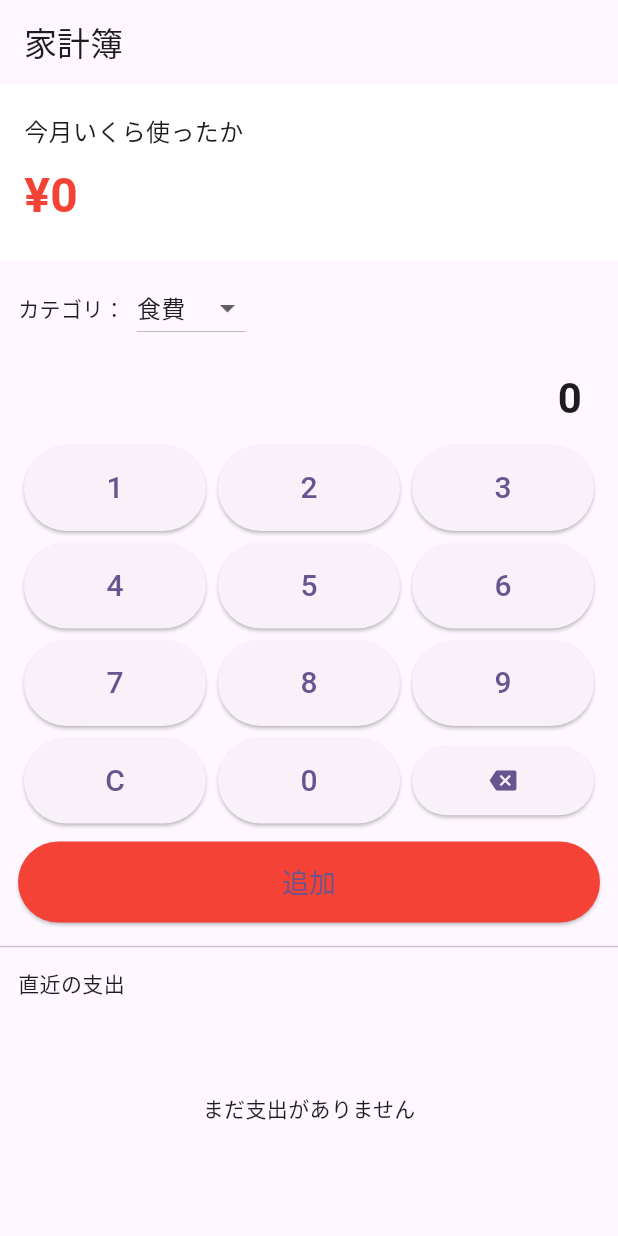
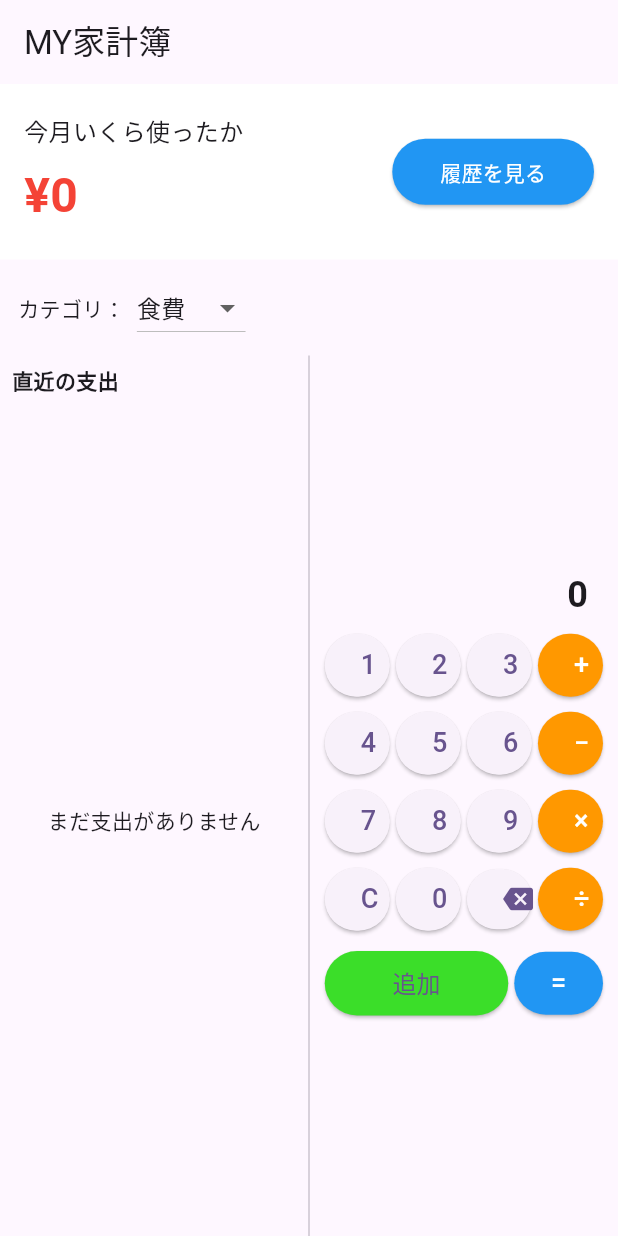
Before and after one commit to takanokei01/kakeibo, a Flutter app: the screen it shows after launch, on a phone screen of 412 x 824 dp. Run offline on Flutter 3.47's test engine with Material 3 defaults, Android fonts, the phone set to English and light mode, and no system bars.

Commit message:
キーパッドを右側に直近の支出を左側に置きました　過去の履歴を画面遷移して見れるようにしました

```diff
--- a/kakeibo_flutter/lib/MainPageWidget.dart
+++ b/kakeibo_flutter/lib/MainPageWidget.dart
@@ -1,6 +1,7 @@
 import 'package:flutter/material.dart';
 import 'package:sample/models/expense.dart';
 import 'package:sample/widgets/num_pad.dart';
+import 'package:sample/screens/history_screen.dart';
 
 class MainPageWidget extends StatefulWidget {
   @override
@@ -42,7 +43,7 @@ class _MainPageWidget extends State<MainPageWidget> {
   @override
   Widget build(BuildContext context) {
     return Scaffold(
-      appBar: AppBar(title: const Text('家計簿')),
+      appBar: AppBar(title: const Text('MY家計簿')),
       body: SafeArea(
         child: Column(
           children: [
@@ -51,12 +52,32 @@ class _MainPageWidget extends State<MainPageWidget> {
               width: double.infinity,
               color: Colors.white,
               padding: const EdgeInsets.symmetric(vertical: 20, horizontal: 16),
-              child: Column(
+              child: Row(
+                mainAxisAlignment: MainAxisAlignment.spaceBetween,
+                children: [
+                  Column(
                     crossAxisAlignment: CrossAxisAlignment.start,
                     children: [
                       const Text('今月いくら使ったか', style: TextStyle(fontSize: 16)),
                       const SizedBox(height: 8),
                       Text('¥${_monthTotal.toString()}', style: const TextStyle(fontSize: 32, fontWeight: FontWeight.bold, color: Colors.red)),
+                    ],
+                  ),
+                  ElevatedButton(
+                    onPressed: () {
+                      Navigator.push(
+                        context,
+                        MaterialPageRoute(
+                          builder: (context) => HistoryScreen(expenses: _expenses),
+                        ),
+                      );
+                    },
+                    style: ElevatedButton.styleFrom(backgroundColor: Colors.blue),
+                    child: const Padding(
+                      padding: EdgeInsets.symmetric(vertical: 12.0, horizontal: 8.0),
+                      child: Text('履歴を見る', style: TextStyle(color: Colors.white, fontSize: 14)),
+                    ),
+                  ),
                 ],
               ),
             ),
@@ -82,21 +103,19 @@ class _MainPageWidget extends State<MainPageWidget> {
               ),
             ),
 
-            // テンキー（高さを柔軟にしてオーバーフローを防ぐ）
-            Flexible(
-              flex: 3,
-              child: Padding(
-                padding: const EdgeInsets.symmetric(horizontal: 12.0),
-                child: NumPad(onSubmit: _addExpense),
-              ),
-            ),
-
-            const Divider(),
-
-            // 直近支出リスト
+            // 左右分割：左に直近支出リスト、右にテンキー
+            Expanded(
+              child: Row(
+                children: [
+                  // 左側：直近支出リスト
+                  Expanded(
+                    flex: 1,
+                    child: Column(
+                      crossAxisAlignment: CrossAxisAlignment.start,
+                      children: [
                         const Padding(
-              padding: EdgeInsets.symmetric(horizontal: 12.0, vertical: 6.0),
-              child: Align(alignment: Alignment.centerLeft, child: Text('直近の支出')),
+                          padding: EdgeInsets.symmetric(horizontal: 8.0, vertical: 6.0),
+                          child: Text('直近の支出', style: TextStyle(fontWeight: FontWeight.bold)),
                         ),
                         Expanded(
                           child: _expenses.isEmpty
@@ -112,13 +131,14 @@ class _MainPageWidget extends State<MainPageWidget> {
                                       background: Container(
                                         color: Colors.red,
                                         alignment: Alignment.centerRight,
-                            padding: const EdgeInsets.only(right: 20),
-                            child: const Icon(Icons.delete, color: Colors.white),
+                                        padding: const EdgeInsets.only(right: 10),
+                                        child: const Icon(Icons.delete, color: Colors.white, size: 20),
                                       ),
                                       child: ListTile(
-                            title: Text(e.category),
-                            subtitle: Text('${e.date.year}/${e.date.month}/${e.date.day}'),
-                            trailing: Text('¥${e.amount}'),
+                                        dense: true,
+                                        title: Text(e.category, style: const TextStyle(fontSize: 12)),
+                                        subtitle: Text('${e.date.month}/${e.date.day}', style: const TextStyle(fontSize: 10)),
+                                        trailing: Text('¥${e.amount}', style: const TextStyle(fontSize: 11, fontWeight: FontWeight.bold)),
                                       ),
                                     );
                                   },
@@ -127,6 +147,23 @@ class _MainPageWidget extends State<MainPageWidget> {
                       ],
                     ),
                   ),
+
+                  const VerticalDivider(width: 1),
+
+                  // 右側：テンキー
+                  Expanded(
+                    flex: 1,
+                    child: Padding(
+                      padding: const EdgeInsets.symmetric(horizontal: 8.0),
+                      child: NumPad(onSubmit: _addExpense),
+                    ),
+                  ),
+                ],
+              ),
+            )
+          ],
+        ),
+      ),
     );
   }
 }
--- a/kakeibo_flutter/lib/widgets/num_pad.dart
+++ b/kakeibo_flutter/lib/widgets/num_pad.dart
@@ -10,12 +10,55 @@ class NumPad extends StatefulWidget {
 
 class _NumPadState extends State<NumPad> {
   String _input = '';
+  String _previousValue = '';
+  String _operator = '';
+  bool _shouldResetInput = false;
 
   void _append(String s) {
     setState(() {
-      // avoid leading zeros
+      if (_shouldResetInput) {
+        _input = s;
+        _shouldResetInput = false;
+      } else {
         if (_input == '0') _input = s;
         else _input = (_input + s).replaceFirst(RegExp(r'^0+'), '');
+      }
+    });
+  }
+
+  void _setOperator(String op) {
+    if (_input.isEmpty) return;
+    _previousValue = _input;
+    _operator = op;
+    _shouldResetInput = true;
+  }
+
+  void _calculate() {
+    if (_input.isEmpty || _previousValue.isEmpty || _operator.isEmpty) return;
+    final prev = int.tryParse(_previousValue) ?? 0;
+    final curr = int.tryParse(_input) ?? 0;
+    int result = 0;
+
+    switch (_operator) {
+      case '+':
+        result = prev + curr;
+        break;
+      case '−':
+        result = prev - curr;
+        break;
+      case '×':
+        result = prev * curr;
+        break;
+      case '÷':
+        result = curr != 0 ? (prev ~/ curr) : 0;
+        break;
+    }
+
+    setState(() {
+      _input = result.toString();
+      _previousValue = '';
+      _operator = '';
+      _shouldResetInput = true;
     });
   }
 
@@ -28,6 +71,9 @@ class _NumPadState extends State<NumPad> {
   void _clear() {
     setState(() {
       _input = '';
+      _previousValue = '';
+      _operator = '';
+      _shouldResetInput = false;
     });
   }
 
@@ -43,12 +89,28 @@ class _NumPadState extends State<NumPad> {
   Widget _btn(String label, {VoidCallback? onTap}) {
     return Expanded(
       child: Padding(
-        padding: const EdgeInsets.all(4.0),
+        padding: const EdgeInsets.all(2.0),
         child: ElevatedButton(
           onPressed: onTap ?? () => _append(label),
           child: Padding(
-            padding: const EdgeInsets.symmetric(vertical: 14.0),
-            child: Text(label, style: const TextStyle(fontSize: 20)),
+            padding: const EdgeInsets.symmetric(vertical: 8.0),
+            child: Text(label, style: const TextStyle(fontSize: 18)),
+          ),
+        ),
+      ),
+    );
+  }
+
+  Widget _opBtn(String label, void Function() onTap) {
+    return Expanded(
+      child: Padding(
+        padding: const EdgeInsets.all(2.0),
+        child: ElevatedButton(
+          onPressed: onTap,
+          style: ElevatedButton.styleFrom(backgroundColor: Colors.orange),
+          child: Padding(
+            padding: const EdgeInsets.symmetric(vertical: 8.0),
+            child: Text(label, style: const TextStyle(fontSize: 18, color: Colors.white)),
           ),
         ),
       ),
@@ -57,42 +119,44 @@ class _NumPadState extends State<NumPad> {
 
   @override
   Widget build(BuildContext context) {
-    return SingleChildScrollView(
-      child: Column(
+    return Column(
       mainAxisSize: MainAxisSize.min,
       children: [
         Container(
-          padding: const EdgeInsets.symmetric(vertical: 8, horizontal: 12),
+          padding: const EdgeInsets.symmetric(vertical: 4, horizontal: 12),
           alignment: Alignment.centerRight,
           child: Text(
             _input.isEmpty ? '0' : _input,
-            style: const TextStyle(fontSize: 28, fontWeight: FontWeight.bold),
+            style: const TextStyle(fontSize: 24, fontWeight: FontWeight.bold),
           ),
         ),
         Row(children: [
           _btn('1'),
           _btn('2'),
           _btn('3'),
+          _opBtn('+', () => _setOperator('+')),
         ]),
         Row(children: [
           _btn('4'),
           _btn('5'),
           _btn('6'),
+          _opBtn('−', () => _setOperator('−')),
         ]),
         Row(children: [
           _btn('7'),
           _btn('8'),
           _btn('9'),
+          _opBtn('×', () => _setOperator('×')),
         ]),
         Row(children: [
           Expanded(
             child: Padding(
-              padding: const EdgeInsets.all(4.0),
+              padding: const EdgeInsets.all(2.0),
               child: ElevatedButton(
                 onPressed: _clear,
                 child: const Padding(
-                  padding: EdgeInsets.symmetric(vertical: 14.0),
-                  child: Text('C', style: TextStyle(fontSize: 20)),
+                  padding: EdgeInsets.symmetric(vertical: 8.0),
+                  child: Text('C', style: TextStyle(fontSize: 18)),
                 ),
               ),
             ),
@@ -100,33 +164,50 @@ class _NumPadState extends State<NumPad> {
           _btn('0'),
           Expanded(
             child: Padding(
-              padding: const EdgeInsets.all(4.0),
+              padding: const EdgeInsets.all(2.0),
               child: ElevatedButton(
                 onPressed: _backspace,
                 child: const Padding(
-                  padding: EdgeInsets.symmetric(vertical: 14.0),
-                  child: Icon(Icons.backspace),
+                  padding: EdgeInsets.symmetric(vertical: 8.0),
+                  child: Icon(Icons.backspace, size: 20),
                 ),
               ),
             ),
           ),
+          _opBtn('÷', () => _setOperator('÷')),
         ]),
-        Padding(
-          padding: const EdgeInsets.symmetric(vertical: 8.0),
+        Row(children: [
+          Expanded(
+            flex: 2,
+            child: Padding(
+              padding: const EdgeInsets.symmetric(vertical: 6.0, horizontal: 2.0),
               child: SizedBox(
-            width: double.infinity,
                 child: ElevatedButton(
                   onPressed: _submit,
-              style: ElevatedButton.styleFrom(backgroundColor: Colors.red),
+                  style: ElevatedButton.styleFrom(backgroundColor: const Color.fromARGB(255, 59, 222, 41)),
                   child: const Padding(
-                padding: EdgeInsets.symmetric(vertical: 14.0),
-                child: Text('追加', style: TextStyle(fontSize: 18)),
+                    padding: EdgeInsets.symmetric(vertical: 10.0),
+                    child: Text('追加', style: TextStyle(fontSize: 16)),
+                  ),
+                ),
+              ),
+            ),
+          ),
+          Expanded(
+            child: Padding(
+              padding: const EdgeInsets.all(2.0),
+              child: ElevatedButton(
+                onPressed: _calculate,
+                style: ElevatedButton.styleFrom(backgroundColor: Colors.blue),
+                child: const Padding(
+                  padding: EdgeInsets.symmetric(vertical: 8.0),
+                  child: Text('=', style: TextStyle(fontSize: 18, color: Colors.white)),
                 ),
               ),
             ),
           )
+        ])
       ],
-      ),
     );
   }
 }
```
Also changed, not shown: kakeibo_flutter/lib/screens/history_screen.dart (added, +82 -0 lines). Lines whose indentation alone changed are shown as unchanged.
